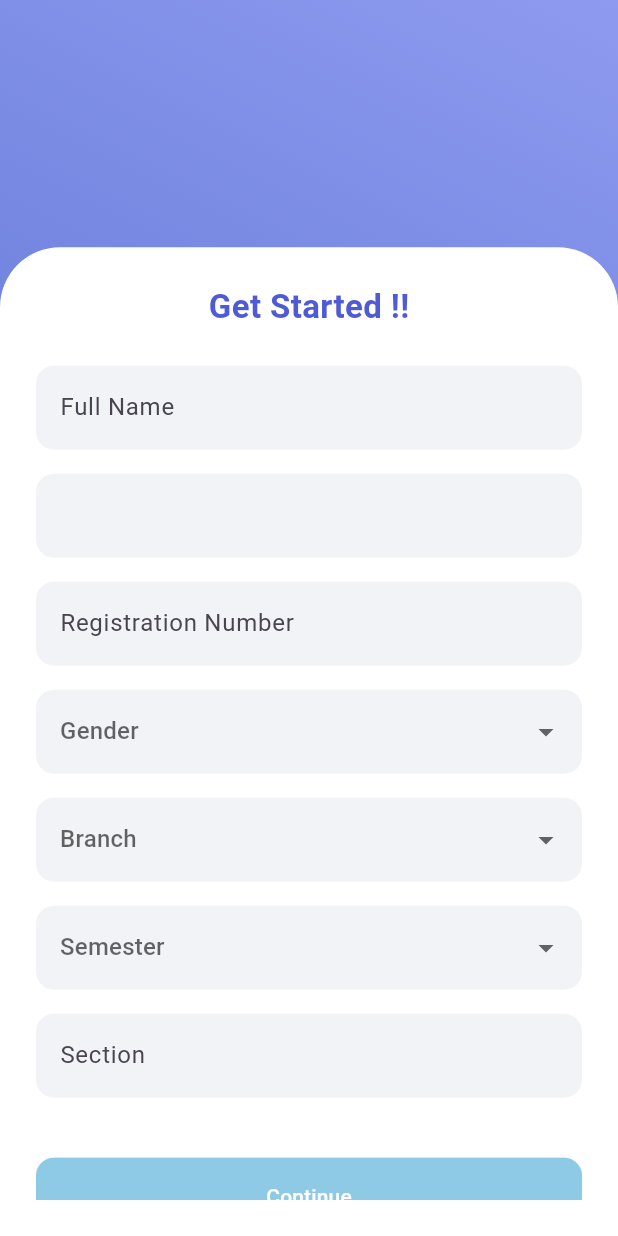
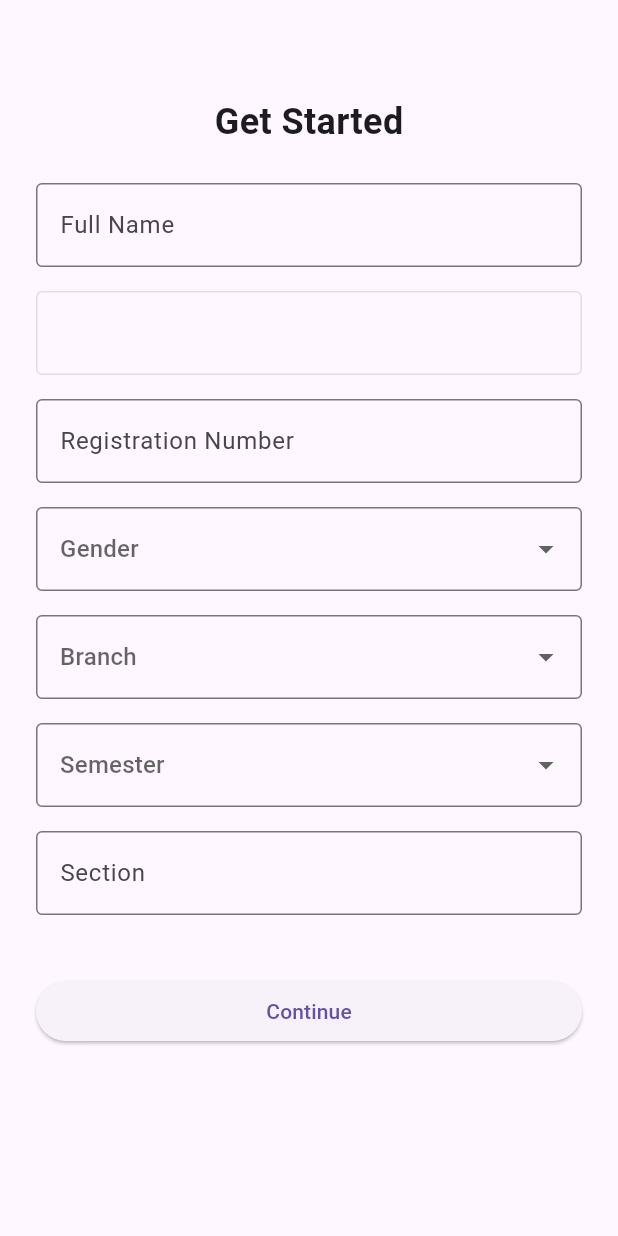
Before and after one commit to Ashwin-aadi/MNNIT-SENTINEL, a Flutter app: the GetStartedPage screen opened directly, on a phone screen of 412 x 824 dp. Run offline on Flutter 3.47's test engine with Material 3 defaults, Android fonts, the phone set to English and light mode, and no system bars; our stand-ins replace cloud_firestore, device_info_plus, firebase_auth, firebase_core, flutter_local_notifications, geolocator and 2 more; missing offline and left inert: flutter_foreground_task; accounts and stored records are empty.

Commit message:
fixed sign up

```diff
--- a/lib/auth_gate.dart
+++ b/lib/auth_gate.dart
@@ -1,18 +1,25 @@
 import 'package:flutter/material.dart';
 import 'package:firebase_auth/firebase_auth.dart';
+import 'package:shared_preferences/shared_preferences.dart';
 
 import 'welcome_page.dart';
-import 'main.dart'; // HomePage is inside main.dart
+import 'check_email_page.dart';
+import 'get_started_page.dart';
+import 'main.dart'; // for HomePage
 
 class AuthGate extends StatelessWidget {
   const AuthGate({super.key});
+
+  Future<bool> _isOnboardingDone() async {
+    final prefs = await SharedPreferences.getInstance();
+    return prefs.getBool('onboarding_done') ?? false;
+  }
 
   @override
   Widget build(BuildContext context) {
     return StreamBuilder<User?>(
       stream: FirebaseAuth.instance.authStateChanges(),
       builder: (context, snapshot) {
-
         // 🔄 Loading
         if (snapshot.connectionState == ConnectionState.waiting) {
           return const Scaffold(
@@ -25,8 +32,32 @@ class AuthGate extends StatelessWidget {
           return const WelcomePage();
         }
 
-        // ✅ Signed in
-        return const HomePage();
+        final user = snapshot.data!;
+
+        // ❌ Email not verified
+        if (!user.emailVerified) {
+          return const CheckEmailPage();
+        }
+
+        // 🔄 Check onboarding
+        return FutureBuilder<bool>(
+          future: _isOnboardingDone(),
+          builder: (context, snap) {
+            if (!snap.hasData) {
+              return const Scaffold(
+                body: Center(child: CircularProgressIndicator()),
+              );
+            }
+
+            // ❌ Not onboarded
+            if (!snap.data!) {
+              return const GetStartedPage();
+            }
+
+            // ✅ All conditions satisfied
+            return const HomePage();
+          },
+        );
       },
     );
   }
--- a/lib/get_started_page.dart
+++ b/lib/get_started_page.dart
@@ -1,6 +1,9 @@
 import 'package:flutter/material.dart';
 import 'package:firebase_auth/firebase_auth.dart';
 import 'package:cloud_firestore/cloud_firestore.dart';
+import 'package:shared_preferences/shared_preferences.dart';
+
+import 'auth_gate.dart';
 
 class GetStartedPage extends StatefulWidget {
   const GetStartedPage({super.key});
@@ -22,7 +25,7 @@ class _GetStartedPageState extends State<GetStartedPage> {
 
   bool _loading = false;
 
-  final user = FirebaseAuth.instance.currentUser!;
+  User get user => FirebaseAuth.instance.currentUser!;
 
   @override
   void dispose() {
@@ -34,9 +37,10 @@ class _GetStartedPageState extends State<GetStartedPage> {
 
   Future<void> _submit() async {
     if (!_formKey.currentState!.validate()) return;
+
     if (_gender == null || _branch == null || _semester == null) {
       ScaffoldMessenger.of(context).showSnackBar(
-        const SnackBar(content: Text('Please select all dropdowns')),
+        const SnackBar(content: Text('Please fill all fields')),
       );
       return;
     }
@@ -54,104 +58,60 @@ class _GetStartedPageState extends State<GetStartedPage> {
       'createdAt': FieldValue.serverTimestamp(),
     });
 
-    Navigator.pushReplacementNamed(context, '/home');
+    final prefs = await SharedPreferences.getInstance();
+    await prefs.setBool('onboarding_done', true);
+
+    if (!mounted) return;
+
+    Navigator.pushAndRemoveUntil(
+      context,
+      MaterialPageRoute(builder: (_) => const AuthGate()),
+          (_) => false,
+    );
   }
 
   @override
   Widget build(BuildContext context) {
     return Scaffold(
-      body: Stack(
-        children: [
-          /// Background
-          Container(
-            decoration: const BoxDecoration(
-              gradient: LinearGradient(
-                begin: Alignment.topRight,
-                end: Alignment.bottomLeft,
-                colors: [
-                  Color(0xFF8E9AEF),
-                  Color(0xFF6A7FDB),
-                  Color(0xFF4F5BD5),
-                ],
-              ),
-            ),
-          ),
-
-          /// White Card
-          Align(
-            alignment: Alignment.bottomCenter,
-            child: Container(
-              height: MediaQuery.of(context).size.height * 0.8,
+      body: SingleChildScrollView(
         padding: const EdgeInsets.all(24),
-              decoration: const BoxDecoration(
-                color: Colors.white,
-                borderRadius: BorderRadius.vertical(top: Radius.circular(40)),
-              ),
-              child: SingleChildScrollView(
         child: Form(
           key: _formKey,
           child: Column(
             children: [
+              const SizedBox(height: 40),
               const Text(
-                        'Get Started !!',
-                        style: TextStyle(
-                          fontSize: 22,
-                          fontWeight: FontWeight.bold,
-                          color: Color(0xFF4F5BD5),
-                        ),
+                'Get Started',
+                style: TextStyle(fontSize: 24, fontWeight: FontWeight.bold),
               ),
               const SizedBox(height: 24),
 
-                      _buildField(
-                        controller: _nameController,
-                        hint: 'Full Name',
-                      ),
-
-                      _buildField(
-                        hint: user.email!,
-                        enabled: false,
-                      ),
-
-                      _buildField(
-                        controller: _regController,
-                        hint: 'Registration Number',
-                      ),
+              _field(_nameController, 'Full Name'),
+              _field(null, user.email!, enabled: false),
+              _field(_regController, 'Registration Number'),
 
               _dropdown(
                 hint: 'Gender',
                 value: _gender,
-                        items: ['Male', 'Female', 'Other'],
+                items: const ['Male', 'Female', 'Other'],
                 onChanged: (v) => setState(() => _gender = v),
               ),
 
               _dropdown(
                 hint: 'Branch',
                 value: _branch,
-                        items: [
-                          'CSE',
-                          'IT',
-                          'ECE',
-                          'EE',
-                          'ME',
-                          'CE',
-                          'BT',
-                        ],
+                items: const ['CSE', 'IT', 'ECE', 'EE', 'ME', 'CE', 'BT'],
                 onChanged: (v) => setState(() => _branch = v),
               ),
 
               _dropdown(
                 hint: 'Semester',
                 value: _semester,
-                        items: [
-                          '1','2','3','4','5','6','7','8'
-                        ],
+                items: const ['1', '2', '3', '4', '5', '6', '7', '8'],
                 onChanged: (v) => setState(() => _semester = v),
               ),
 
-                      _buildField(
-                        controller: _sectionController,
-                        hint: 'Section',
-                      ),
+              _field(_sectionController, 'Section'),
 
               const SizedBox(height: 24),
 
@@ -159,35 +119,21 @@ class _GetStartedPageState extends State<GetStartedPage> {
                 width: double.infinity,
                 child: ElevatedButton(
                   onPressed: _loading ? null : _submit,
-                          style: ElevatedButton.styleFrom(
-                            backgroundColor: const Color(0xFF8ECae6),
-                            padding: const EdgeInsets.symmetric(vertical: 16),
-                            shape: RoundedRectangleBorder(
-                              borderRadius: BorderRadius.circular(12),
-                            ),
-                          ),
                   child: _loading
-                              ? const CircularProgressIndicator(color: Colors.white)
-                              : const Text(
-                            'Continue',
-                            style: TextStyle(color: Colors.white),
-                          ),
+                      ? const CircularProgressIndicator()
+                      : const Text('Continue'),
                 ),
               ),
             ],
           ),
         ),
       ),
-            ),
-          ),
-        ],
-      ),
     );
   }
 
-  Widget _buildField({
+  Widget _field(
       TextEditingController? controller,
-    required String hint,
+      String hint, {
         bool enabled = true,
       }) {
     return Padding(
@@ -200,12 +146,7 @@ class _GetStartedPageState extends State<GetStartedPage> {
             : null,
         decoration: InputDecoration(
           hintText: hint,
-          filled: true,
-          fillColor: const Color(0xFFF2F3F7),
-          border: OutlineInputBorder(
-            borderRadius: BorderRadius.circular(12),
-            borderSide: BorderSide.none,
-          ),
+          border: const OutlineInputBorder(),
         ),
       ),
     );
@@ -215,7 +156,7 @@ class _GetStartedPageState extends State<GetStartedPage> {
     required String hint,
     required String? value,
     required List<String> items,
-    required Function(String?) onChanged,
+    required ValueChanged<String?> onChanged,
   }) {
     return Padding(
       padding: const EdgeInsets.only(bottom: 16),
@@ -223,17 +164,17 @@ class _GetStartedPageState extends State<GetStartedPage> {
         value: value,
         hint: Text(hint),
         items: items
-            .map((e) => DropdownMenuItem(value: e, child: Text(e)))
+            .map(
+              (e) => DropdownMenuItem<String>(
+            value: e,
+            child: Text(e),
+          ),
+        )
             .toList(),
         onChanged: onChanged,
         validator: (v) => v == null ? 'Required' : null,
-        decoration: InputDecoration(
-          filled: true,
-          fillColor: const Color(0xFFF2F3F7),
-          border: OutlineInputBorder(
-            borderRadius: BorderRadius.circular(12),
-            borderSide: BorderSide.none,
-          ),
+        decoration: const InputDecoration(
+          border: OutlineInputBorder(),
         ),
       ),
     );
--- a/lib/main.dart
+++ b/lib/main.dart
@@ -107,7 +107,10 @@ class MyApp extends StatelessWidget {
       routes: {
         '/signin': (_) => const SignInPage(),
         '/signup': (_) => const SignUpPage(),
+        '/check-email': (_) => const CheckEmailPage(),
+        '/get-started': (_) => const GetStartedPage(),
       },
+
     );
   }
 }
```
Lines whose indentation alone changed are shown as unchanged.
